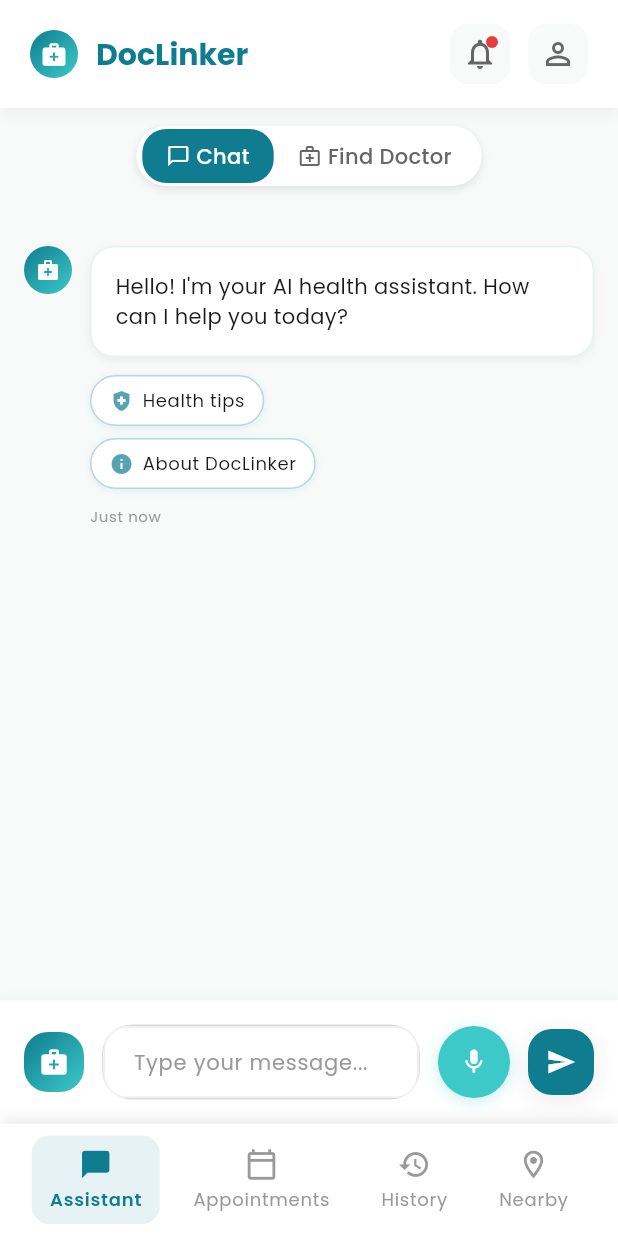
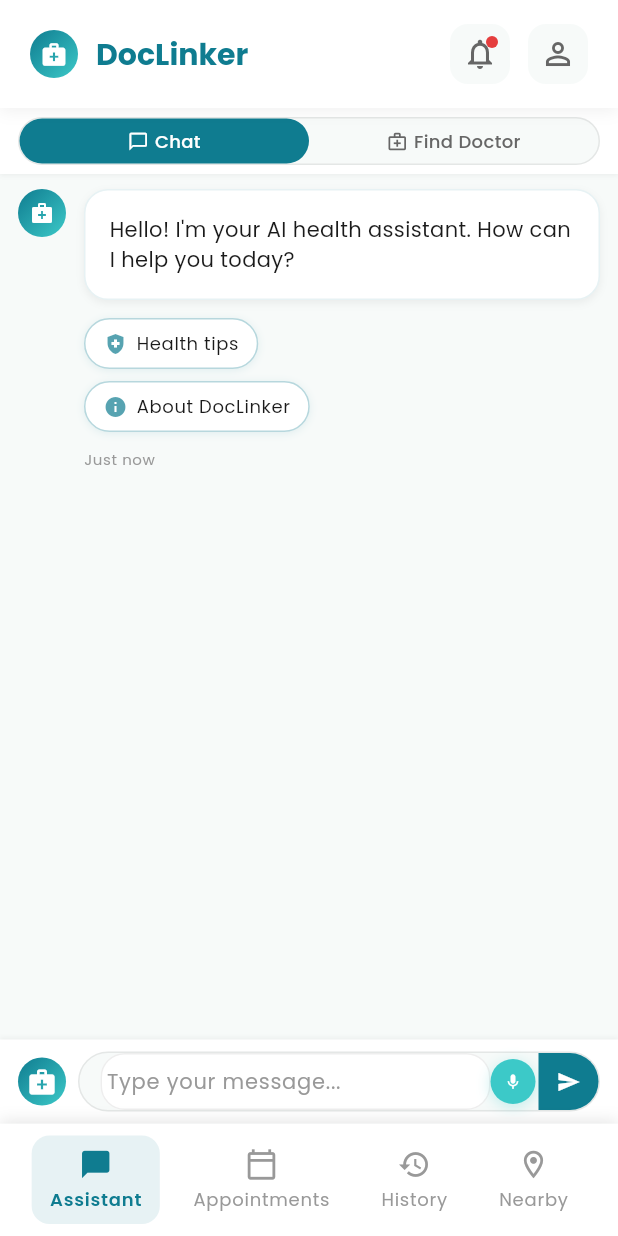
Before and after one commit to joydeb1729/doclinker, a Flutter app: the ProfileSetupScreen screen opened by its route, after a tap on "Complete Profile", after a tap on "Skip for now", after a tap on "Chat", on a phone screen of 412 x 824 dp. Run offline on Flutter 3.47's test engine with Material 3 defaults, Android fonts, the phone set to English and light mode, and no system bars; our stand-ins replace firebase_auth, firebase_core, flutter_riverpod, google_fonts, google_sign_in; accounts and stored records are empty.

Commit message:
fixed layout issues

```diff
--- a/lib/pages/assistant_page.dart
+++ b/lib/pages/assistant_page.dart
@@ -378,9 +378,15 @@ class _AssistantPageState extends State<AssistantPage> {
       context: context,
       isScrollControlled: true,
       backgroundColor: Colors.transparent,
-      builder: (context) =>
-          HospitalSelectorModal(locationController: widget.locationController),
-    );
+      builder: (context) => HospitalSelectorModal(
+        locationController: widget.locationController,
+      ),
+    ).then((_) {
+      // Force UI update when returning from the hospital selector
+      setState(() {
+        // Just triggering a rebuild to refresh the hospital name
+      });
+    });
   }
 
   void _scrollToBottom() {
@@ -402,48 +408,55 @@ class _AssistantPageState extends State<AssistantPage> {
 
     return Column(
       children: [
-        // Compact AI Progress Tracker
+        // Ultra-compact top bar with mode toggle and optional context
         Container(
-          padding: EdgeInsets.all(isSmallScreen ? 8 : 12),
-          child: Column(
-            children: [
-              // Mode Toggle
-              Container(
-                margin: EdgeInsets.only(bottom: isSmallScreen ? 8 : 12),
-                padding: EdgeInsets.symmetric(horizontal: 4, vertical: 2),
+          padding: EdgeInsets.symmetric(
+            horizontal: isSmallScreen ? 8 : 12,
+            vertical: isSmallScreen ? 4 : 6,
+          ),
           decoration: BoxDecoration(
             color: AppTheme.surfaceColor,
-                  borderRadius: BorderRadius.circular(20),
             boxShadow: [
               BoxShadow(
-                      color: Colors.black.withOpacity(0.1),
-                      blurRadius: 4,
-                      offset: Offset(0, 2),
+                color: Colors.black.withOpacity(0.05),
+                blurRadius: 2,
+                offset: Offset(0, 1),
               ),
             ],
           ),
+          child: Column(
+            children: [
+              // Mode toggle as a segmented control
+              Container(
+                height: isSmallScreen ? 28 : 32,
+                decoration: BoxDecoration(
+                  color: AppTheme.backgroundColor,
+                  borderRadius: BorderRadius.circular(16),
+                  border: Border.all(
+                    color: AppTheme.textLight.withOpacity(0.2),
+                    width: 1,
+                  ),
+                ),
                 child: Row(
-                  mainAxisSize: MainAxisSize.min,
                   children: [
                     // Simple Chat Mode Button
-                    GestureDetector(
+                    Expanded(
+                      child: GestureDetector(
                         onTap: () => _toggleChatMode(ChatMode.simpleChat),
                         child: Container(
-                        padding: EdgeInsets.symmetric(
-                          horizontal: isSmallScreen ? 12 : 16,
-                          vertical: isSmallScreen ? 6 : 8,
-                        ),
                           decoration: BoxDecoration(
                             color: _currentMode == ChatMode.simpleChat
                                 ? AppTheme.primaryColor
                                 : Colors.transparent,
-                          borderRadius: BorderRadius.circular(16),
+                            borderRadius: BorderRadius.circular(15),
                           ),
+                          alignment: Alignment.center,
                           child: Row(
+                            mainAxisAlignment: MainAxisAlignment.center,
                             children: [
                               Icon(
                                 Icons.chat_bubble_outline,
-                              size: isSmallScreen ? 14 : 16,
+                                size: isSmallScreen ? 12 : 14,
                                 color: _currentMode == ChatMode.simpleChat
                                     ? Colors.white
                                     : AppTheme.textSecondary,
@@ -456,32 +469,32 @@ class _AssistantPageState extends State<AssistantPage> {
                                       ? Colors.white
                                       : AppTheme.textSecondary,
                                   fontWeight: FontWeight.w500,
-                                fontSize: isSmallScreen ? 12 : 14,
+                                  fontSize: isSmallScreen ? 10 : 12,
                                 ),
                               ),
                             ],
                           ),
                         ),
                       ),
+                    ),
                     // Doctor Matching Mode Button
-                    GestureDetector(
+                    Expanded(
+                      child: GestureDetector(
                         onTap: () => _toggleChatMode(ChatMode.doctorMatching),
                         child: Container(
-                        padding: EdgeInsets.symmetric(
-                          horizontal: isSmallScreen ? 12 : 16,
-                          vertical: isSmallScreen ? 6 : 8,
-                        ),
                           decoration: BoxDecoration(
                             color: _currentMode == ChatMode.doctorMatching
                                 ? AppTheme.primaryColor
                                 : Colors.transparent,
-                          borderRadius: BorderRadius.circular(16),
+                            borderRadius: BorderRadius.circular(15),
                           ),
+                          alignment: Alignment.center,
                           child: Row(
+                            mainAxisAlignment: MainAxisAlignment.center,
                             children: [
                               Icon(
                                 Icons.medical_services_outlined,
-                              size: isSmallScreen ? 14 : 16,
+                                size: isSmallScreen ? 12 : 14,
                                 color: _currentMode == ChatMode.doctorMatching
                                     ? Colors.white
                                     : AppTheme.textSecondary,
@@ -494,7 +507,115 @@ class _AssistantPageState extends State<AssistantPage> {
                                       ? Colors.white
                                       : AppTheme.textSecondary,
                                   fontWeight: FontWeight.w500,
-                                fontSize: isSmallScreen ? 12 : 14,
+                                  fontSize: isSmallScreen ? 10 : 12,
+                                ),
+                              ),
+                            ],
+                          ),
+                        ),
+                      ),
+                    ),
+                  ],
+                ),
+              ),
+
+              // Location/Hospital button (only in doctor matching mode)
+              if (_currentMode == ChatMode.doctorMatching)
+                Padding(
+                  padding: EdgeInsets.only(top: 6),
+                  child: GestureDetector(
+                    onTap: _showHospitalSelector,
+                    child: Container(
+                      width: double.infinity,
+                      padding: EdgeInsets.symmetric(
+                        horizontal: isSmallScreen ? 8 : 10,
+                        vertical: isSmallScreen ? 4 : 6,
+                      ),
+                      decoration: BoxDecoration(
+                        color: AppTheme.accentColor.withOpacity(0.1),
+                        borderRadius: BorderRadius.circular(12),
+                      ),
+                      child: Row(
+                        mainAxisAlignment: MainAxisAlignment.center,
+                        children: [
+                          Icon(
+                            Icons.location_on_outlined,
+                            size: isSmallScreen ? 12 : 14,
+                            color: AppTheme.accentColor,
+                          ),
+                          SizedBox(width: 4),
+                          Text(
+                            widget.locationController
+                                .getLocationContext()
+                                .split(',')[0],
+                            style: TextStyle(
+                              color: AppTheme.accentColor,
+                              fontWeight: FontWeight.w500,
+                              fontSize: isSmallScreen ? 10 : 12,
+                            ),
+                            maxLines: 1,
+                            overflow: TextOverflow.ellipsis,
+                          ),
+                        ],
+                      ),
+                    ),
+                  ),
+                ),
+            ],
+          ),
+        ),
+
+        // Mini progress indicator for doctor matching mode
+        if (_currentMode == ChatMode.doctorMatching &&
+            _currentSymptom.isNotEmpty)
+          Container(
+            padding: EdgeInsets.symmetric(
+              horizontal: isSmallScreen ? 12 : 16,
+              vertical: isSmallScreen ? 4 : 6,
+            ),
+            color: AppTheme.backgroundColor,
+            child: Column(
+              crossAxisAlignment: CrossAxisAlignment.start,
+              children: [
+                // Mini progress tracker
+                AIProgressTracker(
+                  currentStage: _currentStage,
+                  showLabels: false, // Always hide labels to save space
+                ),
+
+                // Mini symptom indicator
+                if (_currentSymptom.isNotEmpty)
+                  Padding(
+                    padding: EdgeInsets.only(top: 4),
+                    child: Container(
+                      width: double.infinity,
+                      padding: EdgeInsets.symmetric(
+                        horizontal: isSmallScreen ? 6 : 8,
+                        vertical: isSmallScreen ? 2 : 3,
+                      ),
+                      decoration: BoxDecoration(
+                        color: AppTheme.primaryColor.withOpacity(0.1),
+                        borderRadius: BorderRadius.circular(8),
+                      ),
+                      child: Row(
+                        mainAxisSize: MainAxisSize.min,
+                        children: [
+                          Icon(
+                            Icons.info_outline,
+                            size: isSmallScreen ? 10 : 12,
+                            color: AppTheme.primaryColor,
+                          ),
+                          SizedBox(width: 4),
+                          Expanded(
+                            child: Text(
+                              'Analyzing: $_currentSymptom',
+                              style: TextStyle(
+                                color: AppTheme.primaryColor,
+                                fontWeight: FontWeight.w500,
+                                fontSize: isSmallScreen ? 9 : 10,
+                              ),
+                              maxLines: 1,
+                              overflow: TextOverflow.ellipsis,
                             ),
                           ),
                         ],
@@ -504,75 +625,22 @@ class _AssistantPageState extends State<AssistantPage> {
               ],
             ),
           ),
-              // Only show progress tracker in doctor matching mode
-              if (_currentMode == ChatMode.doctorMatching)
-                AIProgressTracker(
-                  currentStage: _currentStage,
-                  showLabels: !isSmallScreen, // Hide labels on small screens
-                ),
-            ],
-          ),
-        ),
 
-        // Hospital Selector (only in doctor matching mode)
-        if (_currentMode == ChatMode.doctorMatching)
-          HospitalSelector(
-            locationController: widget.locationController,
-            onTap: _showHospitalSelector,
-          ),
-
-        // Compact Context Summary (if symptoms are mentioned and in doctor matching mode)
-        if (_currentSymptom.isNotEmpty &&
-            _currentMode == ChatMode.doctorMatching)
-          Container(
-            margin: EdgeInsets.symmetric(
-              horizontal: isSmallScreen ? 12 : 16,
-              vertical: isSmallScreen ? 4 : 6,
-            ),
-            padding: EdgeInsets.all(isSmallScreen ? 8 : 10),
-            decoration: BoxDecoration(
-              color: AppTheme.primaryColor.withOpacity(0.1),
-              borderRadius: BorderRadius.circular(8),
-              border: Border.all(
-                color: AppTheme.primaryColor.withOpacity(0.2),
-                width: 1,
-              ),
-            ),
-            child: Row(
-              children: [
-                Icon(
-                  Icons.info_outline,
-                  size: isSmallScreen ? 14 : 16,
-                  color: AppTheme.primaryColor,
-                ),
-                SizedBox(width: isSmallScreen ? 6 : 8),
-                Expanded(
-                  child: Text(
-                    'Analyzing: $_currentSymptom',
-                    style: Theme.of(context).textTheme.bodySmall?.copyWith(
-                      color: AppTheme.primaryColor,
-                      fontWeight: FontWeight.w500,
-                      fontSize: isSmallScreen ? 11 : 12,
-                    ),
-                    maxLines: 1,
-                    overflow: TextOverflow.ellipsis,
-                  ),
-                ),
-              ],
-            ),
-          ),
-
-        // Chat messages - Give more space
+        // Chat messages - Maximize space
         Expanded(
           child: ListView.builder(
             controller: _scrollController,
-            padding: EdgeInsets.all(isSmallScreen ? 12 : 16),
+            padding: EdgeInsets.symmetric(
+              horizontal: isSmallScreen ? 8 : 12,
+              vertical: isSmallScreen ? 6 : 10,
+            ),
             itemCount: _messages.length + (_isTyping ? 1 : 0),
             itemBuilder: (context, index) {
               if (index == _messages.length) {
                 return AIThinkingIndicator(
-                  message:
-                      "Analyzing your symptoms and finding the best doctors...",
+                  message: _currentMode == ChatMode.doctorMatching
+                      ? "Analyzing your symptoms and finding the best doctors..."
+                      : "Thinking...",
                   showDots: true,
                 );
               }
@@ -581,36 +649,54 @@ class _AssistantPageState extends State<AssistantPage> {
           ),
         ),
 
-        // Compact Input area with AI Avatar
+        // Streamlined input area
         Container(
-          padding: EdgeInsets.all(isSmallScreen ? 12 : 16),
+          padding: EdgeInsets.symmetric(
+            horizontal: isSmallScreen ? 8 : 12,
+            vertical: isSmallScreen ? 6 : 8,
+          ),
           decoration: BoxDecoration(
             color: AppTheme.surfaceColor,
-            boxShadow: AppTheme.cardShadow,
+            boxShadow: [
+              BoxShadow(
+                color: Colors.black.withOpacity(0.05),
+                blurRadius: 2,
+                offset: Offset(0, -1),
+              ),
+            ],
           ),
           child: Row(
             children: [
-              // AI Avatar - Smaller on small screens
+              // AI Avatar - even smaller for minimal design
               AIAvatar(
                 state: _aiState,
-                size: isSmallScreen ? 32 : 40,
+                size: isSmallScreen ? 28 : 32,
                 onTap: () {
                   // AI avatar tap action
                 },
               ),
 
-              SizedBox(width: isSmallScreen ? 8 : 12),
+              SizedBox(width: isSmallScreen ? 6 : 8),
 
-              // Text input
+              // Text input - clean, minimal design
               Expanded(
                 child: Container(
+                  height: isSmallScreen ? 36 : 40,
                   decoration: BoxDecoration(
                     color: AppTheme.backgroundColor,
                     borderRadius: BorderRadius.circular(20),
                     border: Border.all(
-                      color: AppTheme.textLight.withOpacity(0.3),
+                      color: AppTheme.textLight.withOpacity(0.2),
                       width: 1,
                     ),
+                  ),
+                  child: Row(
+                    children: [
+                      // Text field
+                      Expanded(
+                        child: Padding(
+                          padding: EdgeInsets.only(
+                            left: isSmallScreen ? 12 : 14,
                           ),
                           child: TextField(
                             controller: _messageController,
@@ -618,25 +704,28 @@ class _AssistantPageState extends State<AssistantPage> {
                               hintText: _currentMode == ChatMode.doctorMatching
                                   ? 'Describe your symptoms...'
                                   : 'Type your message...',
+                              hintStyle: TextStyle(
+                                color: AppTheme.textLight,
+                                fontSize: isSmallScreen ? 12 : 14,
+                              ),
                               border: InputBorder.none,
-                      contentPadding: EdgeInsets.symmetric(
-                        horizontal: isSmallScreen ? 12 : 16,
-                        vertical: isSmallScreen ? 8 : 12,
+                              contentPadding: EdgeInsets.symmetric(vertical: 8),
+                              isDense: true,
                             ),
-                    ),
-                    maxLines: null,
+                            style: TextStyle(fontSize: isSmallScreen ? 13 : 15),
+                            maxLines: 1,
                             textInputAction: TextInputAction.send,
                             onSubmitted: (_) => _sendMessage(),
                           ),
                         ),
                       ),
 
-              SizedBox(width: isSmallScreen ? 8 : 12),
-
-              // Enhanced Voice Button - Smaller on small screens
-              EnhancedVoiceButton(
+                      // Voice button
+                      Container(
+                        margin: EdgeInsets.only(right: 2),
+                        child: EnhancedVoiceButton(
                           state: _voiceState,
-                size: isSmallScreen ? 36 : 48,
+                          size: isSmallScreen ? 28 : 30,
                           onTap: () {
                             setState(() {
                               _voiceState = VoiceButtonState.listening;
@@ -656,19 +745,40 @@ class _AssistantPageState extends State<AssistantPage> {
                             });
                           },
                         ),
+                      ),
 
-              SizedBox(width: isSmallScreen ? 8 : 12),
-
-              // Send button - Smaller on small screens
-              GestureDetector(
+                      // Send button
+                      Material(
+                        color: Colors.transparent,
+                        child: InkWell(
                           onTap: _sendMessage,
+                          borderRadius: BorderRadius.only(
+                            topRight: Radius.circular(20),
+                            bottomRight: Radius.circular(20),
+                          ),
                           child: Container(
-                  padding: EdgeInsets.all(isSmallScreen ? 8 : 12),
-                  decoration: AppTheme.buttonDecoration,
+                            height: double.infinity,
+                            padding: EdgeInsets.symmetric(
+                              horizontal: isSmallScreen ? 10 : 12,
+                            ),
+                            decoration: BoxDecoration(
+                              color: AppTheme.primaryColor,
+                              borderRadius: BorderRadius.only(
+                                topRight: Radius.circular(20),
+                                bottomRight: Radius.circular(20),
+                              ),
+                            ),
+                            child: Center(
                               child: Icon(
                                 Icons.send,
                                 color: Colors.white,
-                    size: isSmallScreen ? 16 : 20,
+                                size: isSmallScreen ? 14 : 16,
+                              ),
+                            ),
+                          ),
+                        ),
+                      ),
+                    ],
                   ),
                 ),
               ),
```
Lines whose indentation alone changed are shown as unchanged.
